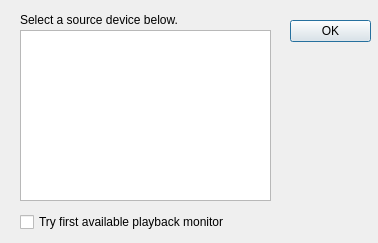
Before: the Qt Designer form src/projectM-pulseaudio/PulseDeviceChooserDialog.ui in projectM-visualizer/projectm, drawn with Qt 5.
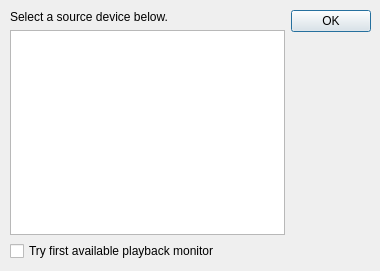
After: the same form once the commit is applied.

Commit message: resize behavior fixed on pulse audio device chooser dialog (and default size is a bit larger) name / comment updates to pulseaudio desktop file

```diff
--- a/src/projectM-pulseaudio/PulseDeviceChooserDialog.ui
+++ b/src/projectM-pulseaudio/PulseDeviceChooserDialog.ui
@@ -5,67 +5,34 @@
    <rect>
     <x>0</x>
     <y>0</y>
-    <width>378</width>
-    <height>243</height>
+    <width>380</width>
+    <height>271</height>
    </rect>
   </property>
   <property name="windowTitle" >
    <string>Pulse Audio Settings</string>
   </property>
-  <widget class="QDialogButtonBox" name="buttonBox" >
+  <widget class="QWidget" name="layoutWidget" >
    <property name="geometry" >
     <rect>
-     <x>290</x>
-     <y>20</y>
-     <width>81</width>
-     <height>241</height>
-    </rect>
-   </property>
-   <property name="orientation" >
-    <enum>Qt::Vertical</enum>
-   </property>
-   <property name="standardButtons" >
-    <set>QDialogButtonBox::Ok</set>
-   </property>
-  </widget>
-  <widget class="QCheckBox" name="tryFirstPlayBackMonitorCheckBox" >
-   <property name="geometry" >
-    <rect>
-     <x>20</x>
-     <y>210</y>
-     <width>251</width>
-     <height>24</height>
-    </rect>
-   </property>
-   <property name="toolTip" >
-    <string>This will try to find any available playback monitor on startup as the pulseaudio source device. This is a quick and dirty way to generally get projectM sound data without specifying a device explicitly.</string>
-   </property>
-   <property name="text" >
-    <string>Try first available playback monitor</string>
-   </property>
-  </widget>
-  <widget class="QLabel" name="label" >
-   <property name="geometry" >
-    <rect>
-     <x>20</x>
+     <x>10</x>
      <y>10</y>
-     <width>251</width>
-     <height>20</height>
+     <width>361</width>
+     <height>251</height>
     </rect>
    </property>
+   <layout class="QHBoxLayout" >
+    <item>
+     <layout class="QVBoxLayout" >
+      <item>
+       <widget class="QLabel" name="label" >
    <property name="text" >
     <string>Select a source device below.</string>
    </property>
   </widget>
+      </item>
+      <item>
   <widget class="QListView" name="devicesListView" >
-   <property name="geometry" >
-    <rect>
-     <x>20</x>
-     <y>30</y>
-     <width>251</width>
-     <height>171</height>
-    </rect>
-   </property>
    <property name="toolTip" >
     <string>&lt;html>&lt;head>&lt;meta name="qrichtext" content="1" />&lt;style type="text/css">
 p, li { white-space: pre-wrap; }
@@ -78,6 +45,31 @@
    <property name="viewMode" >
     <enum>QListView::ListMode</enum>
    </property>
+       </widget>
+      </item>
+      <item>
+       <widget class="QCheckBox" name="tryFirstPlayBackMonitorCheckBox" >
+        <property name="toolTip" >
+         <string>This will try to find any available playback monitor on startup as the pulseaudio source device. This is a quick and dirty way to generally get projectM sound data without specifying a device explicitly.</string>
+        </property>
+        <property name="text" >
+         <string>Try first available playback monitor</string>
+        </property>
+       </widget>
+      </item>
+     </layout>
+    </item>
+    <item>
+     <widget class="QDialogButtonBox" name="buttonBox" >
+      <property name="orientation" >
+       <enum>Qt::Vertical</enum>
+      </property>
+      <property name="standardButtons" >
+       <set>QDialogButtonBox::Ok</set>
+      </property>
+     </widget>
+    </item>
+   </layout>
   </widget>
  </widget>
  <resources>
```
Lines whose indentation alone changed are shown as unchanged. The commit also changes 3 other files.
